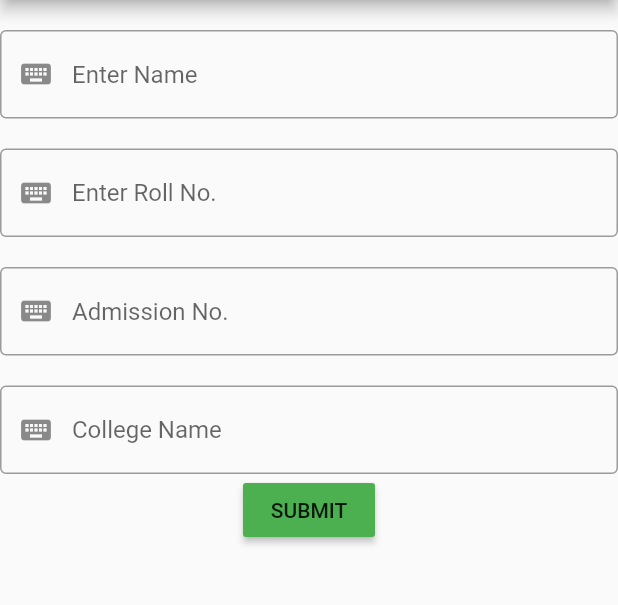
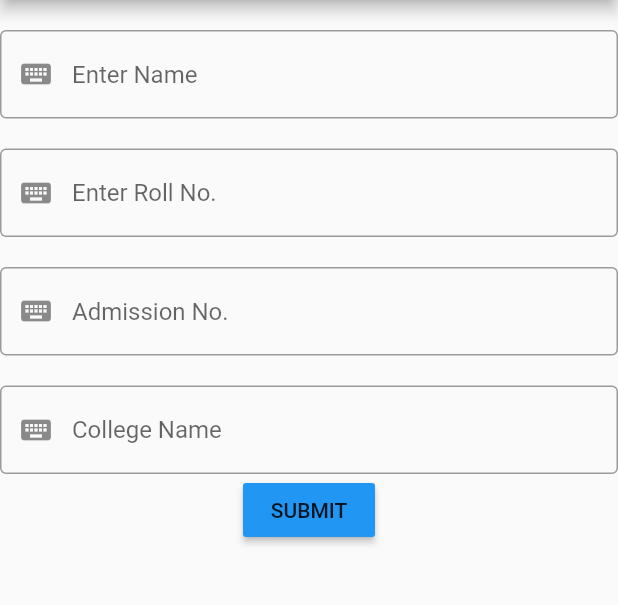
Before and after one commit to parentsmyworld/student-app, a Flutter app: the screen it shows after launch, on a phone screen of 412 x 824 dp, the part 84-689 px from its top. Run offline on Flutter 3.47's test engine with Material 2 defaults, Android fonts, the phone set to English and light mode, and no system bars.

Commit message:
button color changed

```diff
--- a/lib/main.dart
+++ b/lib/main.dart
@@ -53,7 +53,7 @@ class MyApp extends StatelessWidget {
                 child: RaisedButton(
                     onPressed: () => {},
                     child: Text("SUBMIT"),
-                    color: Colors.green),
+                    color: Colors.blue),
               )
             ],
           ),
```
